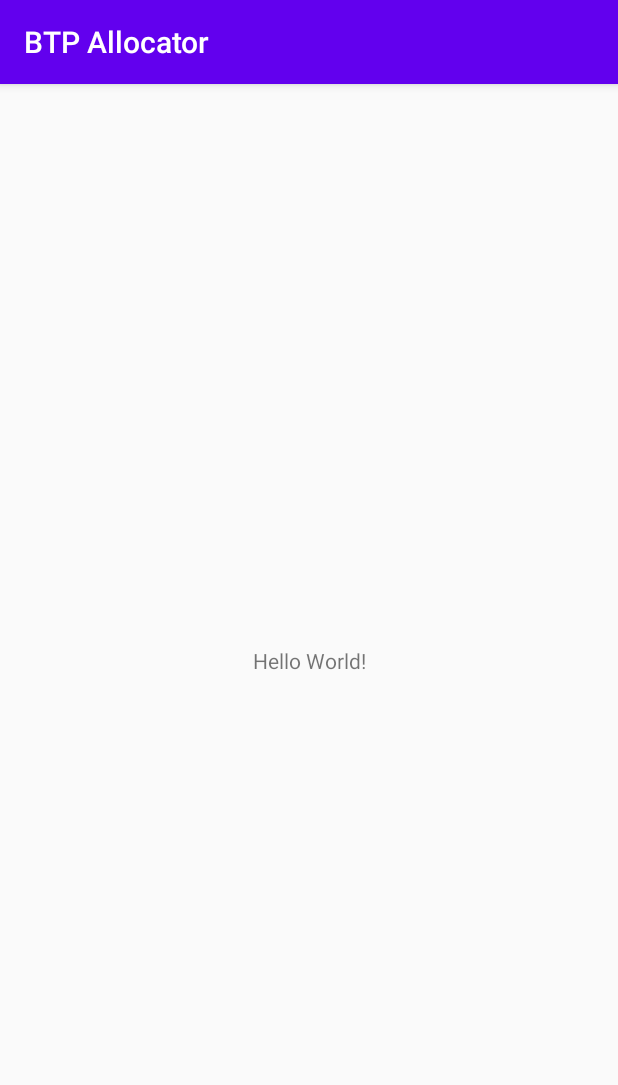
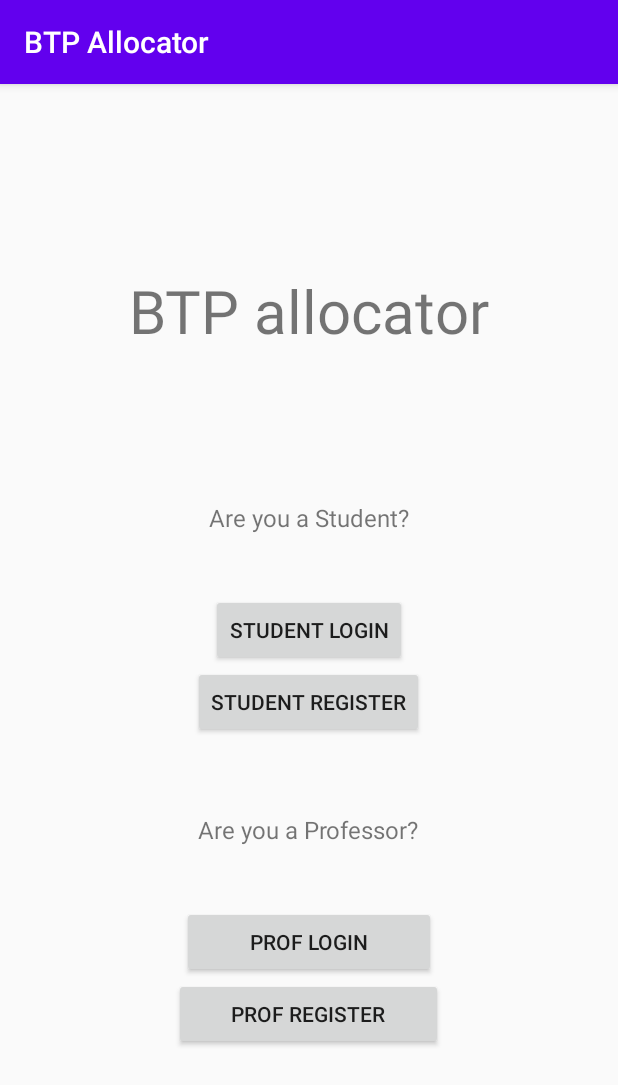
Before and after one commit to rum22/btp_allocator, an Android app: the screen it shows after launch (MainActivity), on a phone screen of 412 x 824 dp. Shown: the top 1085 px of the screen. Run offline under Robolectric (Android 15) with nearby library versions, the phone set to English and light mode, and no system bars.

Commit message:
Worked on main page UI.

```diff
--- a/app/src/main/AndroidManifest.xml
+++ b/app/src/main/AndroidManifest.xml
@@ -9,7 +9,7 @@
         android:roundIcon="@mipmap/ic_launcher_round"
         android:supportsRtl="true"
         android:theme="@style/AppTheme">
-        <activity android:name=".MainActivity">
+        <activity android:name=".views.MainActivity">
             <intent-filter>
                 <action android:name="android.intent.action.MAIN" />
 
--- a/app/src/main/java/com/example/btpallocator/views/MainActivity.kt
+++ b/app/src/main/java/com/example/btpallocator/views/MainActivity.kt
@@ -1,7 +1,8 @@
-package com.example.btpallocator
+package com.example.btpallocator.views
 
 import androidx.appcompat.app.AppCompatActivity
 import android.os.Bundle
+import com.example.btpallocator.R
 
 class MainActivity : AppCompatActivity() {
     override fun onCreate(savedInstanceState: Bundle?) {
--- a/app/src/main/res/layout/activity_main.xml
+++ b/app/src/main/res/layout/activity_main.xml
@@ -1,19 +1,88 @@
 <?xml version="1.0" encoding="utf-8"?>
-<androidx.constraintlayout.widget.ConstraintLayout xmlns:android="http://schemas.android.com/apk/res/android"
+<LinearLayout xmlns:android="http://schemas.android.com/apk/res/android"
     xmlns:app="http://schemas.android.com/apk/res-auto"
     xmlns:tools="http://schemas.android.com/tools"
     android:layout_width="match_parent"
     android:layout_height="match_parent"
-    tools:context=".MainActivity"
-    >
+    android:orientation="vertical"
+    android:gravity="center">
+
     <TextView
+        android:id="@+id/textView"
         android:layout_width="wrap_content"
         android:layout_height="wrap_content"
-        android:text="Hello World!"
+        android:layout_marginBottom="50dp"
+        android:text="BTP allocator"
+        android:textSize="40sp"
         app:layout_constraintBottom_toBottomOf="parent"
+        app:layout_constraintHorizontal_bias="0.498"
         app:layout_constraintLeft_toLeftOf="parent"
         app:layout_constraintRight_toRightOf="parent"
         app:layout_constraintTop_toTopOf="parent"
-        />
+        app:layout_constraintVertical_bias="0.157" />
 
-</androidx.constraintlayout.widget.ConstraintLayout>
+    <TextView
+        android:id="@+id/textView7"
+        android:layout_width="wrap_content"
+        android:layout_height="wrap_content"
+        android:layout_marginTop="50dp"
+        android:layout_marginBottom="40dp"
+        android:text="Are you a Student?"
+        android:textSize="16sp"
+        app:layout_constraintBottom_toTopOf="@+id/button"
+        app:layout_constraintEnd_toEndOf="parent"
+        app:layout_constraintStart_toStartOf="parent"
+        app:layout_constraintTop_toBottomOf="@+id/textView"
+        app:layout_constraintVertical_bias="0.779" />
+
+    <Button
+        android:id="@+id/button"
+        android:layout_width="wrap_content"
+        android:layout_height="wrap_content"
+        android:text="Student Login"
+        app:layout_constraintBottom_toBottomOf="parent"
+        app:layout_constraintEnd_toEndOf="parent"
+        app:layout_constraintHorizontal_bias="0.498"
+        app:layout_constraintStart_toStartOf="parent"
+        app:layout_constraintTop_toBottomOf="@+id/textView"
+        app:layout_constraintVertical_bias="0.261" />
+
+    <Button
+        android:id="@+id/button2"
+        android:layout_width="wrap_content"
+        android:layout_height="wrap_content"
+        android:text="Student Register"
+        app:layout_constraintBottom_toBottomOf="parent"
+        app:layout_constraintEnd_toEndOf="parent"
+        app:layout_constraintStart_toStartOf="parent"
+        app:layout_constraintTop_toBottomOf="@+id/button"
+        app:layout_constraintVertical_bias="0.079" />
+
+    <TextView
+        android:id="@+id/textView10"
+        android:layout_width="wrap_content"
+        android:layout_height="wrap_content"
+        android:layout_marginTop="50dp"
+        android:layout_marginBottom="40dp"
+        android:text="Are you a Professor?"
+        android:textSize="16sp"
+        app:layout_constraintBottom_toBottomOf="parent"
+        app:layout_constraintEnd_toEndOf="parent"
+        app:layout_constraintStart_toStartOf="parent"
+        app:layout_constraintTop_toBottomOf="@+id/button2"
+        app:layout_constraintVertical_bias="0.156" />
+
+    <Button
+        android:id="@+id/button4"
+        android:layout_width="169dp"
+        android:layout_height="wrap_content"
+        android:text="Prof Login" />
+
+    <Button
+        android:id="@+id/button5"
+        android:layout_width="179dp"
+        android:layout_height="wrap_content"
+        android:text="Prof Register" />
+
+
+</LinearLayout>
```
